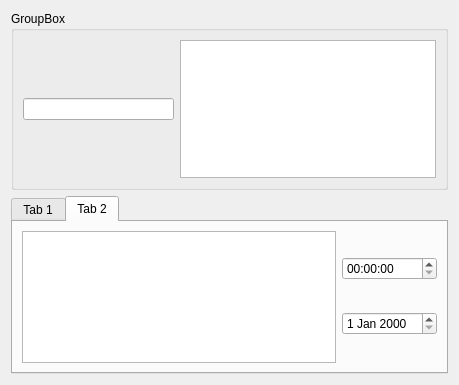
This is source/test3.ui in gonicus/gosa as Qt 5 draws it before an edit. The edited form follows.
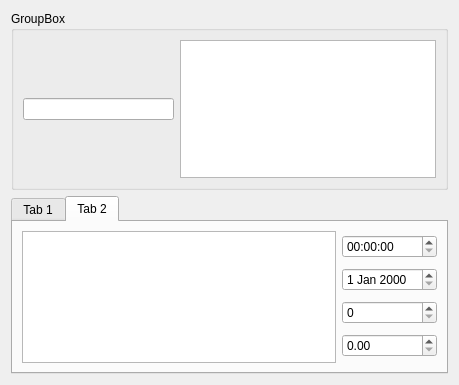
This is the edited form. The open tabs and pages were chosen to show the change.

Commit message: Updated test.ui files to relfect trust model

The edit to the form file:
```diff
--- a/source/test3.ui
+++ b/source/test3.ui
@@ -114,6 +114,12 @@
              <item>
               <widget class="QDateEdit" name="dateEdit"/>
              </item>
+             <item>
+              <widget class="QSpinBox" name="spinBox"/>
+             </item>
+             <item>
+              <widget class="QDoubleSpinBox" name="doubleSpinBox"/>
+             </item>
             </layout>
            </item>
           </layout>
```
Left out of the diff: 2 changed lines with no effect on the pictures. The commit also changes 1 other file.
